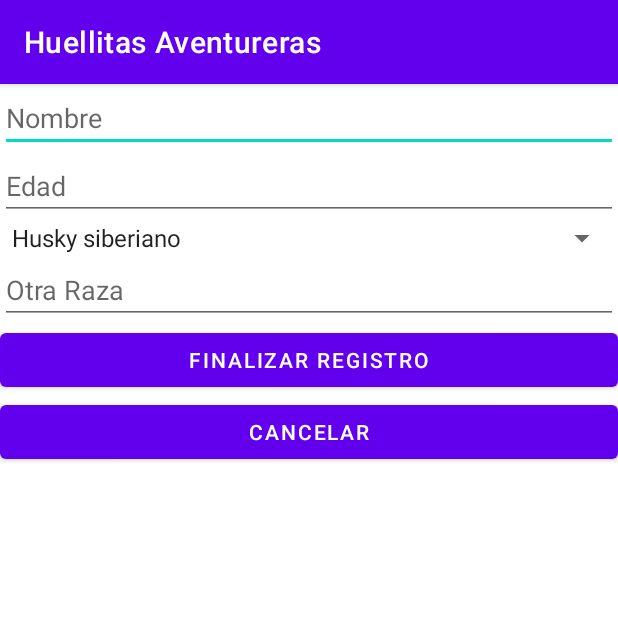
After one commit to Braulio-Palagot/Huellitas_Aventureras, an Android app: the fragment AddPetFragment shown on its own in the app's theme, on a phone screen of 412 x 824 dp, the top half of it. The commit adds this screen. Run offline under Robolectric (Android 15) with nearby library versions, the phone set to English and light mode, and no system bars.

Commit message:
Pantalla Agregada "AddPet"
Componentes Agregados
  1) Se agregaron todos los atributos para este fragment de regirsto de la mascota "AddPet"

  2) Se codifico lo esencial de la pantalla

  3) se agrego el funcionamiento de listend de el spinner (no estoy muy seguro si ya funcionaria con las lineas de codigo que sele agregaron "apartir de la linea 31-41")

Componentes Faltantes

 1) Agregar las funciones para almacenar los datos de las macotas
 2)Comprobar el funcionamiento del spinner al mostrar la funcion "Otra Raza" al seleccionar en el spiner "Otros"
 3)Agregar Navegación al cancelar registro

```diff
--- /dev/null
+++ b/app/src/main/java/org/equiposeis/huellitasaventureras/ui/AddPetFragment.java
@@ -0,0 +1,70 @@
+package org.equiposeis.huellitasaventureras.ui;
+
+import android.os.Bundle;
+
+import androidx.fragment.app.Fragment;
+import androidx.lifecycle.ViewModelProvider;
+
+import android.view.LayoutInflater;
+import android.view.View;
+import android.view.ViewGroup;
+import android.widget.AdapterView;
+import android.widget.Toast;
+
+import org.equiposeis.huellitasaventureras.R;
+import org.equiposeis.huellitasaventureras.databinding.FragmentAddPetBinding;
+import org.equiposeis.huellitasaventureras.databinding.FragmentRegisterBinding;
+
+public class AddPetFragment extends Fragment {
+
+    private FragmentAddPetBinding binding;
+    private String petname;
+    private int race,otherrace, petage;
+    @Override
+    public View onCreateView(LayoutInflater inflater, ViewGroup container,
+                             Bundle savedInstanceState) {
+        binding = FragmentAddPetBinding.inflate(inflater, container, false);
+        View root = binding.getRoot();
+
+        binding.txtOtherRace.setVisibility(View.GONE);
+
+        //Inicio del Listen Spinner
+       binding.spnrRace.setOnItemSelectedListener(new AdapterView.OnItemSelectedListener() {
+           @Override
+           public void onItemSelected(AdapterView<?> adapterView, View view, int i, long l) {
+               //Condición del evento
+             if(binding.spnrRace.getSelectedItemPosition()==12)
+              binding.txtOtherRace.setVisibility(View.VISIBLE);
+           }
+           @Override
+           public void onNothingSelected(AdapterView<?> adapterView) {
+
+           }
+       });
+        //Fin del Listen Spinner
+
+        binding.bttnPetRegister.setOnClickListener(v -> {
+            petname = binding.txtPetName.getText().toString();
+            petage = Integer.parseInt(binding.txtPetAge.getText().toString());
+            race = binding.spnrRace.getSelectedItemPosition();
+            otherrace = Integer.parseInt(binding.txtOtherRace.getText().toString());
+
+
+            //Mandar datos a la base de datos.
+        });
+
+        binding.bttnCancelPetRegister.setOnClickListener(v -> getActivity().onBackPressed(
+
+                //Regresar navegación.
+
+        ));
+
+        return inflater.inflate(R.layout.fragment_add_pet, container, false);
+    }
+
+    @Override
+    public void onDestroyView() {
+        super.onDestroyView();
+        binding = null;
+    }
+}
--- a/app/src/main/res/layout/activity_main.xml
+++ b/app/src/main/res/layout/activity_main.xml
@@ -29,6 +29,6 @@
         app:layout_constraintRight_toRightOf="parent"
         app:layout_constraintTop_toTopOf="parent"
         app:navGraph="@navigation/mobile_navigation"
-    />
+        />
 
 </androidx.constraintlayout.widget.ConstraintLayout>
--- /dev/null
+++ b/app/src/main/res/layout/fragment_add_pet.xml
@@ -0,0 +1,57 @@
+<?xml version="1.0" encoding="utf-8"?>
+<RelativeLayout xmlns:android="http://schemas.android.com/apk/res/android"
+    xmlns:tools="http://schemas.android.com/tools"
+    android:layout_width="match_parent"
+    android:layout_height="match_parent"
+    tools:context=".ui.AddPetFragment">
+
+    <LinearLayout
+        android:layout_width="match_parent"
+        android:layout_height="match_parent"
+        android:orientation="vertical">
+
+        <EditText
+            android:id="@+id/txtPetName"
+            android:layout_width="match_parent"
+            android:layout_height="wrap_content"
+            android:ems="10"
+            android:hint="Nombre"
+            android:inputType="textPersonName" />
+
+        <EditText
+            android:id="@+id/txtPetAge"
+            android:layout_width="match_parent"
+            android:layout_height="wrap_content"
+            android:ems="10"
+            android:hint="Edad"
+            android:inputType="textPersonName" />
+
+        <Spinner
+            android:id="@+id/spnrRace"
+            android:layout_width="match_parent"
+            android:layout_height="wrap_content"
+            android:entries="@array/Otherrace_opc"
+            android:prompt="@string/Otherrace_name"
+            android:spinnerMode="dialog" />
+
+        <EditText
+            android:id="@+id/txtOtherRace"
+            android:layout_width="match_parent"
+            android:layout_height="wrap_content"
+            android:ems="10"
+            android:hint="Otra Raza"
+            android:inputType="textPersonName" />
+
+        <Button
+            android:id="@+id/bttnPetRegister"
+            android:layout_width="match_parent"
+            android:layout_height="wrap_content"
+            android:text="Finalizar Registro" />
+
+        <Button
+            android:id="@+id/bttnCancelPetRegister"
+            android:layout_width="match_parent"
+            android:layout_height="wrap_content"
+            android:text="Cancelar" />
+    </LinearLayout>
+</RelativeLayout>
--- a/app/src/main/res/values/strings.xml
+++ b/app/src/main/res/values/strings.xml
@@ -5,4 +5,23 @@
     <string name="title_profile">Perfil</string>
     <!-- TODO: Remove or change this placeholder text -->
     <string name="hello_blank_fragment">Hello blank fragment</string>
+
+    <!-- Opciones de mi Registro de mascota "Spinner Otras razas" -->
+
+    <string-array name="Otherrace_opc">
+        <item>Husky siberiano</item>
+        <item>Golden retriever</item>
+        <item>Caniche</item>
+        <item>Pastor alemán</item>
+        <item>Yorkshire terrier</item>
+        <item>Dálmata</item>
+        <item>Bóxer</item>
+        <item>Chihuahua</item>
+        <item>Bulldog inglés</item>
+        <item>Beagle</item>
+        <item>schnauzer</item>
+        <item>Otro</item>
+    </string-array>
+    <string name="Otherrace_name">Seleccione una raza</string>
+
 </resources>
```
